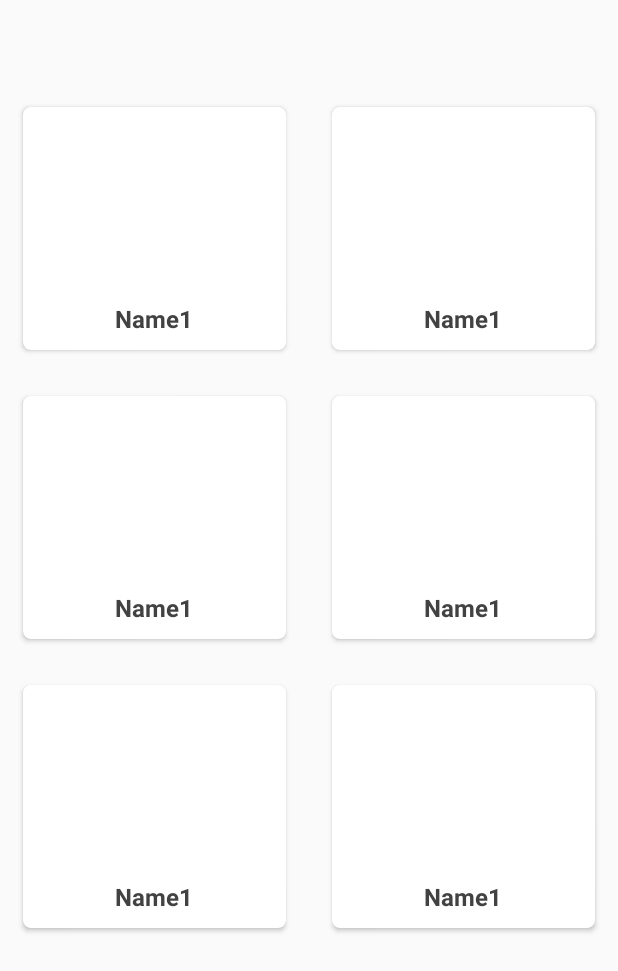
After one commit to greenmarscompany/mayorista-cliente, an Android app: the layout fragment_financiar.xml on its own in the app's theme, with its tools: preview values and no code run, on a phone screen of 412 x 824 dp. The commit adds this screen. Shown: the top 971 px of the screen. Run offline under Robolectric (Android 15) with nearby library versions, the phone set to English and light mode, and no system bars; network calls fail.

Commit message:
Implementando financiar clases

```diff
--- a/app/src/main/java/com/greenmarscompany/cliente/Cart.java
+++ b/app/src/main/java/com/greenmarscompany/cliente/Cart.java
@@ -47,7 +47,7 @@ public class Cart extends AppCompatActivity {
     @Override
     public boolean onOptionsItemSelected(@NonNull MenuItem item) {
         if (item.getItemId() == android.R.id.home) {
-            finish();
+            onBackPressed();
             return true;
         }
         return super.onOptionsItemSelected(item);
--- /dev/null
+++ b/app/src/main/java/com/greenmarscompany/cliente/adapters/BindingaAdapters.kt
@@ -0,0 +1 @@
+package com.greenmarscompany.cliente.adapters
--- /dev/null
+++ b/app/src/main/java/com/greenmarscompany/cliente/viewmodel/FinanciarViewModel.kt
@@ -0,0 +1 @@
+package com.greenmarscompany.cliente.viewmodel
--- /dev/null
+++ b/app/src/main/res/layout/fragment_financiar.xml
@@ -0,0 +1,22 @@
+<?xml version="1.0" encoding="utf-8"?>
+
+
+<androidx.constraintlayout.widget.ConstraintLayout xmlns:android="http://schemas.android.com/apk/res/android"
+    xmlns:app="http://schemas.android.com/apk/res-auto"
+    xmlns:tools="http://schemas.android.com/tools"
+    android:layout_width="match_parent"
+
+    android:layout_height="match_parent"
+    android:layout_marginTop="?attr/actionBarSize">
+
+    <androidx.recyclerview.widget.RecyclerView
+        android:id="@+id/rvBancos"
+        android:layout_width="match_parent"
+        android:layout_height="match_parent"
+        android:clipToPadding="false"
+        app:layoutManager="androidx.recyclerview.widget.GridLayoutManager"
+        app:spanCount="2"
+        tools:itemCount="8"
+        tools:listitem="@layout/item_financiar" />
+
+</androidx.constraintlayout.widget.ConstraintLayout>
--- /dev/null
+++ b/app/src/main/res/layout/item_financiar.xml
@@ -0,0 +1,44 @@
+<?xml version="1.0" encoding="utf-8"?>
+
+
+<androidx.cardview.widget.CardView xmlns:android="http://schemas.android.com/apk/res/android"
+    xmlns:app="http://schemas.android.com/apk/res-auto"
+    android:id="@+id/cardView"
+    android:layout_width="match_parent"
+    android:layout_height="wrap_content"
+    android:layout_margin="15dp"
+    android:clickable="true"
+    android:focusable="true"
+    android:foreground="?android:attr/selectableItemBackground"
+    android:padding="15dp"
+    app:cardCornerRadius="5dp">
+
+    <androidx.constraintlayout.widget.ConstraintLayout
+        android:layout_width="match_parent"
+        android:layout_height="wrap_content"
+        android:padding="10dp">
+
+        <ImageView
+            android:id="@+id/bancoImagen"
+            android:layout_width="0dp"
+            android:layout_height="120dp"
+            app:layout_constraintBottom_toTopOf="@+id/bancoTitle"
+            app:layout_constraintEnd_toEndOf="parent"
+            app:layout_constraintStart_toStartOf="parent"
+            app:layout_constraintTop_toTopOf="parent" />
+
+        <TextView
+            android:id="@+id/bancoTitle"
+            android:layout_width="0dp"
+            android:layout_height="wrap_content"
+            android:gravity="center"
+            android:text="Name1"
+            android:textColor="@color/marcasTitle"
+            android:textSize="16dp"
+            android:textStyle="bold"
+            app:layout_constraintBottom_toBottomOf="parent"
+            app:layout_constraintEnd_toEndOf="parent"
+            app:layout_constraintStart_toStartOf="parent"
+            app:layout_constraintTop_toBottomOf="@+id/bancoImagen" />
+    </androidx.constraintlayout.widget.ConstraintLayout>
+</androidx.cardview.widget.CardView>
```
Also changed, not shown: app/build.gradle (+8 -3 lines), app/src/main/java/com/greenmarscompany/cliente/CartdetailFragment.kt (+25 -5 lines), app/src/main/java/com/greenmarscompany/cliente/FinanciarFragment.kt (added, +53 -0 lines), app/src/main/java/com/greenmarscompany/cliente/NewMapsFragment.java (+73 -27 lines), app/src/main/java/com/greenmarscompany/cliente/adapters/FinanciarAdapter.kt (added, +64 -0 lines), app/src/main/java/com/greenmarscompany/cliente/models/Financiar.kt (added, +7 -0 lines), 3 other files.
